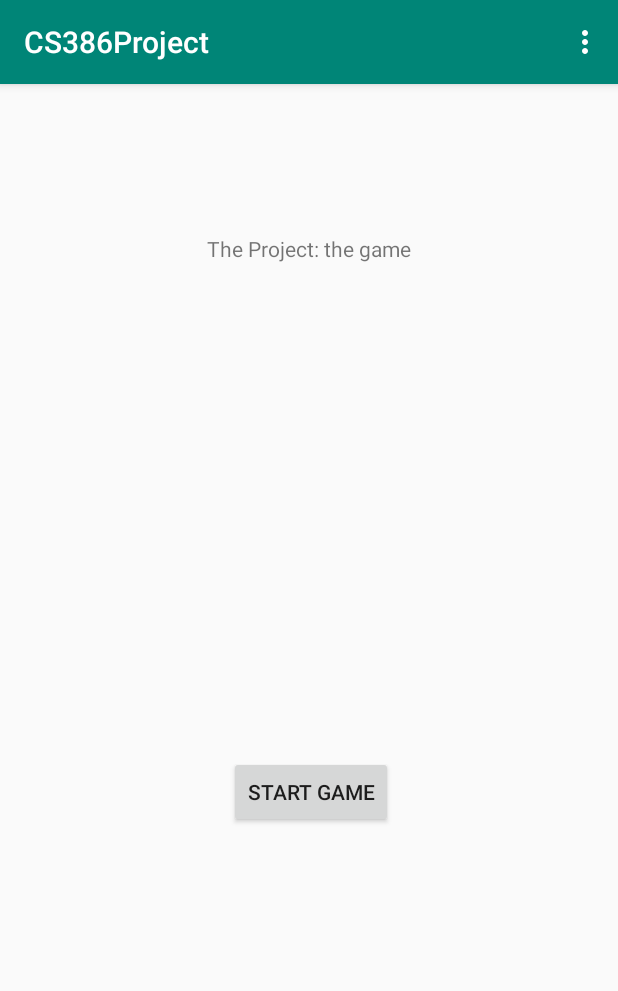
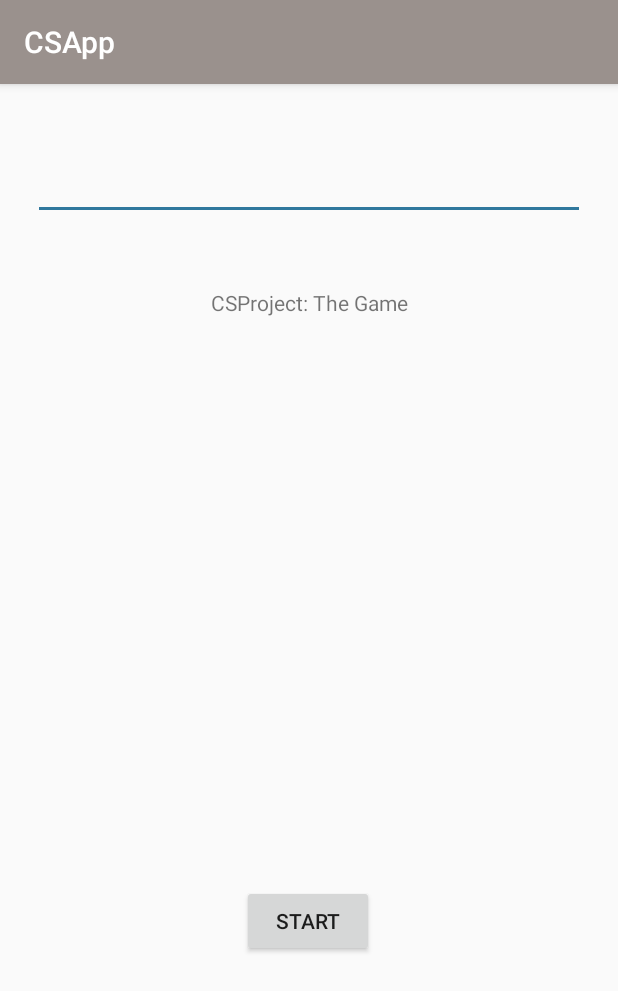
Before and after one commit to GageGabaldon/CS386-Team-Project, an Android app: the screen it shows after launch (MainActivity), on a phone screen of 412 x 824 dp. Shown: the top 991 px of the screen. Run offline under Robolectric (Android 15) with nearby library versions, the phone set to English and light mode, and no system bars.

Commit message:
added a second page hopefully

```diff
--- a/CS386Project/app/build.gradle
+++ b/CS386Project/app/build.gradle
@@ -4,8 +4,8 @@ android {
     compileSdkVersion 29
     buildToolsVersion "29.0.3"
     defaultConfig {
-        applicationId "com.example.cs386project"
-        minSdkVersion 22
+        applicationId "com.example.csapp"
+        minSdkVersion 21
         targetSdkVersion 29
         versionCode 1
         versionName "1.0"
--- a/CS386Project/app/src/main/java/com/example/cs386project/MainActivity.java
+++ /dev/null
@@ -1,55 +0,0 @@
-package com.example.cs386project;
-
-import android.os.Bundle;
-
-import com.google.android.material.floatingactionbutton.FloatingActionButton;
-import com.google.android.material.snackbar.Snackbar;
-
-import androidx.appcompat.app.AppCompatActivity;
-import androidx.appcompat.widget.Toolbar;
-
-import android.view.View;
-import android.view.Menu;
-import android.view.MenuItem;
-
-public class MainActivity extends AppCompatActivity {
-
-    @Override
-    protected void onCreate(Bundle savedInstanceState) {
-        super.onCreate(savedInstanceState);
-        setContentView(R.layout.activity_main);
-        Toolbar toolbar = findViewById(R.id.toolbar);
-        setSupportActionBar(toolbar);
-
-        FloatingActionButton fab = findViewById(R.id.fab);
-        fab.setOnClickListener(new View.OnClickListener() {
-            @Override
-            public void onClick(View view) {
-                Snackbar.make(view, "Replace with your own action", Snackbar.LENGTH_LONG)
-                        .setAction("Action", null).show();
-            }
-        });
-    }
-
-    @Override
-    public boolean onCreateOptionsMenu(Menu menu) {
-        // Inflate the menu; this adds items to the action bar if it is present.
-        getMenuInflater().inflate(R.menu.menu_main, menu);
-        return true;
-    }
-
-    @Override
-    public boolean onOptionsItemSelected(MenuItem item) {
-        // Handle action bar item clicks here. The action bar will
-        // automatically handle clicks on the Home/Up button, so long
-        // as you specify a parent activity in AndroidManifest.xml.
-        int id = item.getItemId();
-
-        //noinspection SimplifiableIfStatement
-        if (id == R.id.action_settings) {
-            return true;
-        }
-
-        return super.onOptionsItemSelected(item);
-    }
-}
--- a/CS386Project/app/src/main/res/layout/activity_main.xml
+++ b/CS386Project/app/src/main/res/layout/activity_main.xml
@@ -1,25 +1,49 @@
 <?xml version="1.0" encoding="utf-8"?>
-<androidx.coordinatorlayout.widget.CoordinatorLayout xmlns:android="http://schemas.android.com/apk/res/android"
+<androidx.constraintlayout.widget.ConstraintLayout xmlns:android="http://schemas.android.com/apk/res/android"
     xmlns:app="http://schemas.android.com/apk/res-auto"
     xmlns:tools="http://schemas.android.com/tools"
     android:layout_width="match_parent"
     android:layout_height="match_parent"
     tools:context=".MainActivity">
 
-    <com.google.android.material.appbar.AppBarLayout
-        android:layout_width="match_parent"
+
+    <EditText
+        android:id="@+id/editText"
+        android:layout_width="368dp"
         android:layout_height="wrap_content"
-        android:theme="@style/AppTheme.AppBarOverlay">
+        android:layout_marginStart="16dp"
+        android:layout_marginTop="16dp"
+        android:layout_marginEnd="16dp"
+        android:layout_marginBottom="16dp"
+        android:inputType="text"
+        app:layout_constraintBottom_toTopOf="@+id/textView"
+        app:layout_constraintEnd_toEndOf="parent"
+        app:layout_constraintStart_toStartOf="parent"
+        app:layout_constraintTop_toTopOf="parent"
+        android:importantForAutofill="no" />
 
-        <androidx.appcompat.widget.Toolbar
-            android:id="@+id/toolbar"
-            android:layout_width="match_parent"
-            android:layout_height="?attr/actionBarSize"
-            android:background="?attr/colorPrimary"
-            app:popupTheme="@style/AppTheme.PopupOverlay" />
+    <TextView
+        android:id="@+id/textView"
+        android:layout_width="wrap_content"
+        android:layout_height="wrap_content"
+        android:text="@string/csproject_the_game"
+        app:layout_constraintBottom_toBottomOf="parent"
+        app:layout_constraintLeft_toLeftOf="parent"
+        app:layout_constraintRight_toRightOf="parent"
+        app:layout_constraintTop_toTopOf="parent"
+        app:layout_constraintVertical_bias="0.182" />
 
-    </com.google.android.material.appbar.AppBarLayout>
+    <Button
+        android:id="@+id/button"
+        android:layout_width="wrap_content"
+        android:layout_height="wrap_content"
+        android:onClick="sendMessage"
+        android:text="@string/start"
+        app:layout_constraintBottom_toBottomOf="parent"
+        app:layout_constraintEnd_toEndOf="parent"
+        app:layout_constraintHorizontal_bias="0.498"
+        app:layout_constraintStart_toStartOf="parent"
+        app:layout_constraintTop_toTopOf="parent"
+        app:layout_constraintVertical_bias="0.742" />
 
-    <include layout="@layout/content_main" />
-
-</androidx.coordinatorlayout.widget.CoordinatorLayout>
+</androidx.constraintlayout.widget.ConstraintLayout>
--- a/CS386Project/app/src/main/res/layout/content_main.xml
+++ /dev/null
@@ -1,34 +0,0 @@
-<?xml version="1.0" encoding="utf-8"?>
-<androidx.constraintlayout.widget.ConstraintLayout xmlns:android="http://schemas.android.com/apk/res/android"
-    xmlns:app="http://schemas.android.com/apk/res-auto"
-    xmlns:tools="http://schemas.android.com/tools"
-    android:layout_width="match_parent"
-    android:layout_height="match_parent"
-    app:layout_behavior="@string/appbar_scrolling_view_behavior"
-    tools:context=".MainActivity"
-    tools:showIn="@layout/activity_main">
-
-    <TextView
-        android:layout_width="wrap_content"
-        android:layout_height="wrap_content"
-        android:text="@string/the_project_the_game"
-        app:layout_constraintBottom_toBottomOf="parent"
-        app:layout_constraintLeft_toLeftOf="parent"
-        app:layout_constraintRight_toRightOf="parent"
-        app:layout_constraintTop_toTopOf="parent"
-        app:layout_constraintVertical_bias="0.134" />
-
-    <Button
-        android:id="@+id/button"
-        android:layout_width="wrap_content"
-        android:layout_height="wrap_content"
-        android:layout_marginEnd="148dp"
-        android:text="@string/startgame"
-        app:layout_constraintBottom_toBottomOf="parent"
-        app:layout_constraintEnd_toEndOf="parent"
-        app:layout_constraintHorizontal_bias="0.986"
-        app:layout_constraintStart_toStartOf="parent"
-        app:layout_constraintTop_toTopOf="parent"
-        app:layout_constraintVertical_bias="0.622" />
-
-</androidx.constraintlayout.widget.ConstraintLayout>
--- a/CS386Project/app/src/main/res/menu/menu_main.xml
+++ /dev/null
@@ -1,10 +0,0 @@
-<menu xmlns:android="http://schemas.android.com/apk/res/android"
-    xmlns:app="http://schemas.android.com/apk/res-auto"
-    xmlns:tools="http://schemas.android.com/tools"
-    tools:context="com.example.cs386project.MainActivity">
-    <item
-        android:id="@+id/action_settings"
-        android:orderInCategory="100"
-        android:title="@string/action_settings"
-        app:showAsAction="never" />
-</menu>
--- a/CS386Project/app/src/main/res/values/colors.xml
+++ b/CS386Project/app/src/main/res/values/colors.xml
@@ -1,6 +1,6 @@
 <?xml version="1.0" encoding="utf-8"?>
 <resources>
-    <color name="colorPrimary">#008577</color>
+    <color name="colorPrimary">#9A918D</color>
     <color name="colorPrimaryDark">#00574B</color>
-    <color name="colorAccent">#D81B60</color>
+    <color name="colorAccent">#30789D</color>
 </resources>
--- a/CS386Project/app/src/main/res/values/strings.xml
+++ b/CS386Project/app/src/main/res/values/strings.xml
@@ -1,6 +1,7 @@
 <resources>
-    <string name="app_name">CS386Project</string>
-    <string name="action_settings">Settings</string>
-    <string name="the_project_the_game">The Project: the game</string>
-    <string name="startgame">Start Game</string>
+    <string name="app_name">CSApp</string>
+    <string name="csproject_the_game">CSProject: The Game</string>
+    <string name="start">Start</string>
+    <string name="title_activity_new_game_page">NewGamePage</string>
+    <string name ="charactertext"> Welcome create your character. </string>
 </resources>
--- a/CS386Project/settings.gradle
+++ b/CS386Project/settings.gradle
@@ -1,2 +1,2 @@
 include ':app'
-rootProject.name='CS386Project'
+rootProject.name='CSApp'
```
Also changed, not shown: CS386Project/app/src/main/AndroidManifest.xml (+5 -4 lines), CS386Project/app/src/main/java/com/example/csapp/MainActivity.java (added, +29 -0 lines), CS386Project/app/src/main/java/com/example/csapp/NewGamePage.java (added, +32 -0 lines), CS386Project/app/src/main/res/layout/activity_new_game_page.xml (added, +34 -0 lines), CS386Project/app/src/main/res/layout/content_new_game_page.xml (added, +11 -0 lines), CS386Project/gradle/wrapper/gradle-wrapper.properties, 5 other files.
